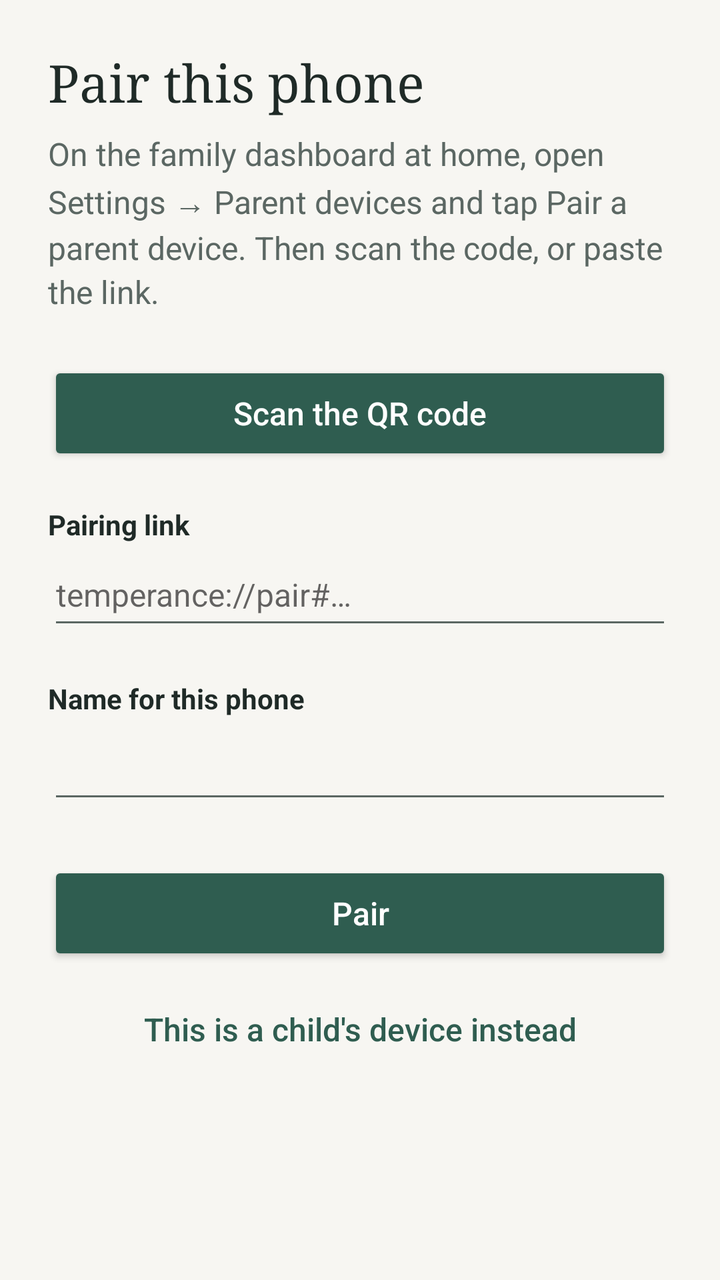
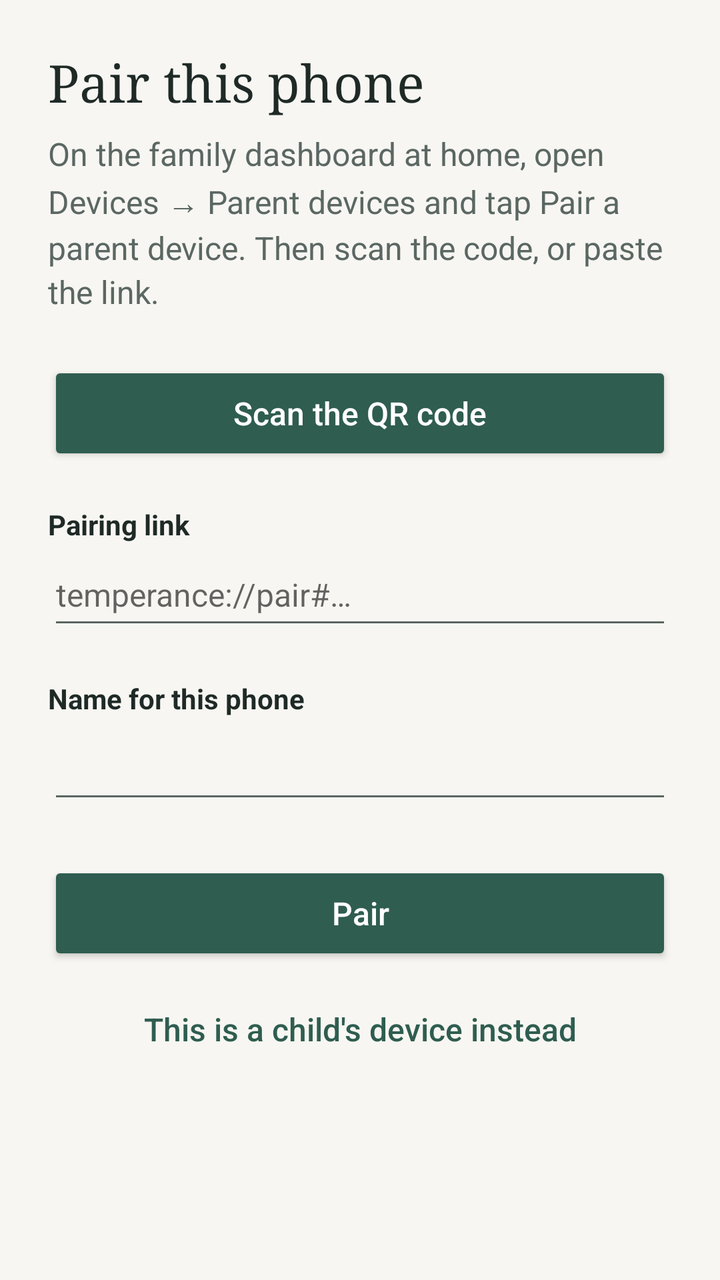

Two renders of the same Android screen: before a commit and after it. Below are the layout's source before the change and the commit's diff.
<!-- AndroidManifest.xml: application theme Theme.Temperance -->
<!-- res/layout/screen_pair.xml -->
<?xml version="1.0" encoding="utf-8"?>
<ScrollView xmlns:android="http://schemas.android.com/apk/res/android"
    android:id="@+id/screen_pair"
    android:layout_width="match_parent"
    android:layout_height="match_parent"
    android:fillViewport="true">

    <LinearLayout style="@style/Screen" android:id="@+id/column">

        <TextView style="@style/Title" android:text="@string/pair_title" android:accessibilityHeading="true" />
        <TextView style="@style/Body" android:text="@string/pair_intro" />

        <Button android:id="@+id/scan" style="@style/Primary" android:text="@string/scan" />

        <TextView style="@style/Label" android:text="@string/link_label" android:labelFor="@+id/link" />
        <EditText
            android:id="@+id/link"
            style="@style/Field"
            android:hint="@string/link_hint"
            android:importantForAutofill="no"
            android:inputType="textUri|textNoSuggestions"
            android:imeOptions="actionNext|flagNoExtractUi" />

        <TextView style="@style/Label" android:text="@string/phone_name_label" android:labelFor="@+id/phone_name" />
        <EditText
            android:id="@+id/phone_name"
            style="@style/Field"
            android:importantForAutofill="no"
            android:inputType="textCapWords"
            android:imeOptions="actionGo|flagNoExtractUi" />

        <TextView android:id="@+id/error" style="@style/Error" />

        <Button android:id="@+id/pair" style="@style/Primary" android:text="@string/pair" />
        <Button android:id="@+id/child_instead" style="@style/Secondary" android:text="@string/child_instead" />
    </LinearLayout>
</ScrollView>
<!-- resources referenced by this layout -->
<resources>
  <string name="child_instead">This is a child\'s device instead</string>
  <string name="link_hint">temperance://pair#…</string>
  <string name="link_label">Pairing link</string>
  <string name="pair">Pair</string>
  <string name="pair_intro">On the family dashboard at home, open Settings → Parent devices and tap Pair a parent device. Then scan the code, or paste the link.</string>
  <string name="pair_title">Pair this phone</string>
  <string name="phone_name_label">Name for this phone</string>
  <string name="scan">Scan the QR code</string>
  <style name="Body">
          <item name="android:layout_width">match_parent</item>
          <item name="android:layout_height">wrap_content</item>
          <item name="android:textSize">16sp</item>
          <item name="android:textColor">@color/muted</item>
          <item name="android:lineSpacingMultiplier">1.15</item>
      </style>
  <style name="Error" parent="Body">
          <item name="android:textColor">@color/error</item>
          <item name="android:layout_marginTop">16dp</item>
          <item name="android:visibility">gone</item>
          <item name="android:accessibilityLiveRegion">polite</item>
      </style>
  <style name="Field">
          <item name="android:layout_width">match_parent</item>
          <item name="android:layout_height">wrap_content</item>
          <item name="android:minHeight">48dp</item>
          <item name="android:textSize">16sp</item>
          <item name="android:singleLine">true</item>
      </style>
  <style name="Label">
          <item name="android:layout_width">match_parent</item>
          <item name="android:layout_height">wrap_content</item>
          <item name="android:textSize">14sp</item>
          <item name="android:textStyle">bold</item>
          <item name="android:textColor">@color/ink</item>
          <item name="android:layout_marginTop">20dp</item>
      </style>
  <style name="Screen">
          <item name="android:layout_width">match_parent</item>
          <item name="android:layout_height">wrap_content</item>
          <item name="android:orientation">vertical</item>
          <item name="android:paddingStart">24dp</item>
          <item name="android:paddingEnd">24dp</item>
          <item name="android:paddingTop">24dp</item>
          <item name="android:paddingBottom">32dp</item>
      </style>
  <style name="Secondary" parent="android:Widget.Material.Button.Borderless.Colored">
          <item name="android:layout_width">match_parent</item>
          <item name="android:layout_height">wrap_content</item>
          <item name="android:minHeight">48dp</item>
          <item name="android:layout_marginTop">8dp</item>
          <item name="android:textSize">16sp</item>
          <item name="android:textAllCaps">false</item>
      </style>
  <style name="Title">
          <item name="android:layout_width">match_parent</item>
          <item name="android:layout_height">wrap_content</item>
          <item name="android:textSize">26sp</item>
          <item name="android:textColor">@color/ink</item>
          <item name="android:fontFamily">serif</item>
          <item name="android:layout_marginBottom">8dp</item>
      </style>
  <style name="Theme.Temperance" parent="android:Theme.Material.Light.DarkActionBar">
          <item name="android:colorPrimary">@color/brand</item>
          <item name="android:colorPrimaryDark">@color/brand_dark</item>
          <item name="android:colorAccent">@color/brand</item>
          <item name="android:windowBackground">@color/paper</item>
          <item name="android:textColorPrimary">@color/ink</item>
          <item name="android:textColorSecondary">@color/muted</item>
      </style>
  <color name="muted">#5B6763</color>
  <color name="error">#B3261E</color>
  <color name="ink">#1F2A27</color>
  <color name="brand">#2F5D50</color>
  <color name="brand_dark">#24483E</color>
  <color name="paper">#F7F6F2</color>
  <!-- unchanged entries left out for length: 1 -->
</resources>

<!-- the commit's change to res/layout/screen_pair.xml (unified diff, before → after) -->
@@ -12,7 +12,7 @@
 
         <Button android:id="@+id/scan" style="@style/Primary" android:text="@string/scan" />
 
-        <TextView style="@style/Label" android:text="@string/link_label" android:labelFor="@+id/link" />
+        <TextView android:id="@+id/link_label" style="@style/Label" android:text="@string/link_label" android:labelFor="@+id/link" />
         <EditText
             android:id="@+id/link"
             style="@style/Field"
<!-- resource entries referenced after the edit -->
@@ -4,7 +4,7 @@
   <string name="link_hint">temperance://pair#…</string>
   <string name="link_label">Pairing link</string>
   <string name="pair">Pair</string>
-  <string name="pair_intro">On the family dashboard at home, open Settings → Parent devices and tap Pair a parent device. Then scan the code, or paste the link.</string>
+  <string name="pair_intro">On the family dashboard at home, open Devices → Parent devices and tap Pair a parent device. Then scan the code, or paste the link.</string>
   <string name="pair_title">Pair this phone</string>
   <string name="phone_name_label">Name for this phone</string>
   <string name="scan">Scan the QR code</string>
